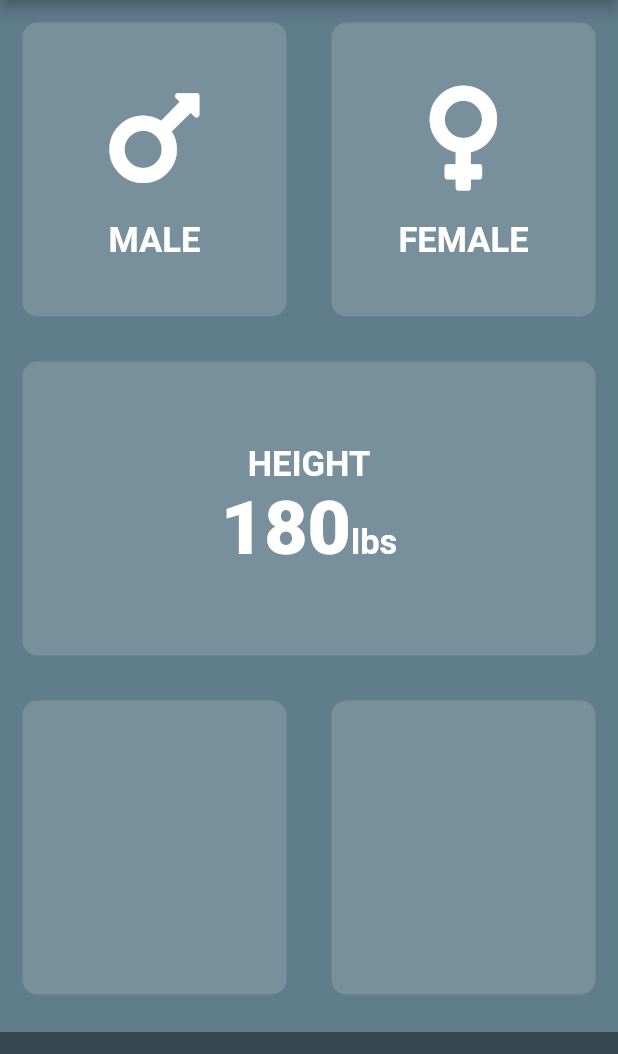
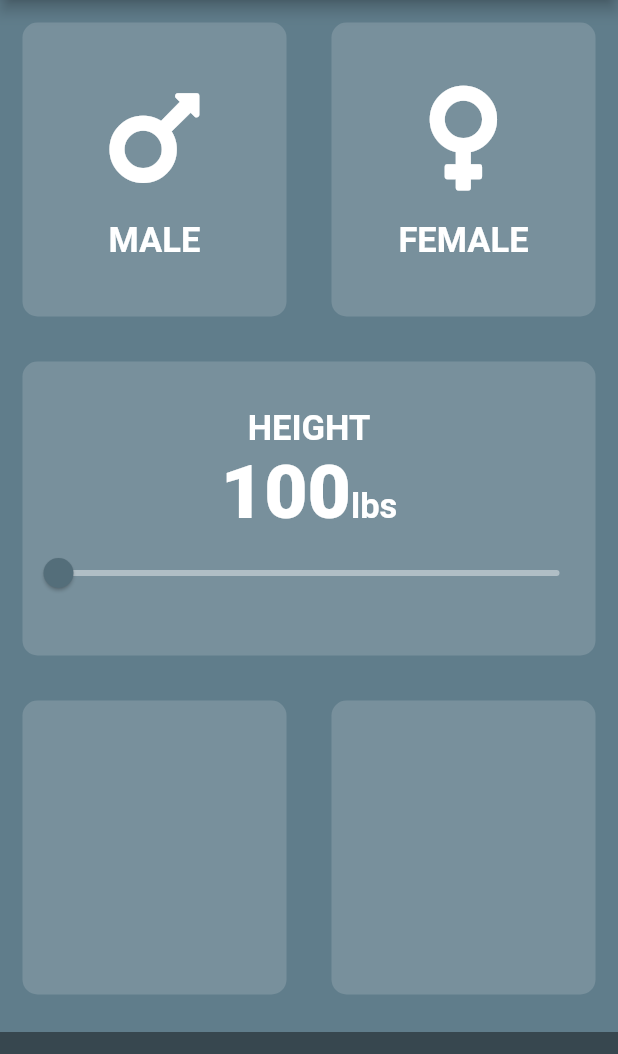
Before and after one commit to apphow/bmi_app, a Flutter app: the screen it shows after launch, on a phone screen of 412 x 824 dp, the part 84-1138 px from its top. Run offline on Flutter 3.47's test engine with Material 2 defaults, Android fonts, the light colour scheme and no system bars; our stand-ins replace font_awesome_flutter.

Commit message:
added sldier Widget to get weight from user

```diff
--- a/lib/input_page.dart
+++ b/lib/input_page.dart
@@ -17,6 +17,7 @@ class InputPage extends StatefulWidget {
 
 class _InputPageState extends State<InputPage> {
   Gender selectedGender;
+  int height = 100;
 
   @override
   Widget build(BuildContext context) {
@@ -90,14 +91,27 @@ class _InputPageState extends State<InputPage> {
                             textBaseline: TextBaseline.alphabetic,
                             children: <Widget>[
                               Text(
-                                  '180',
+                                height.toString(),
                                 style: kNumberTextStyle,
                               ),
                               Text(
                                 'lbs',
                                 style: kLabelTextStyle,
                               ),
-                              ]),
+                            ],
+                          ),
+                          Slider(
+                            value: height.toDouble(),
+                            min: 100.0,
+                            max: 284.0,
+                            activeColor: Colors.blueGrey[600],
+                            inactiveColor: Colors.blueGrey[200],
+                            onChanged: (double newValue) {
+                              setState(() {
+                                height = newValue.round();
+                              });
+                            },
+                          )
                         ],
                       )),
                 ),
```
Lines whose indentation alone changed are shown as unchanged.
